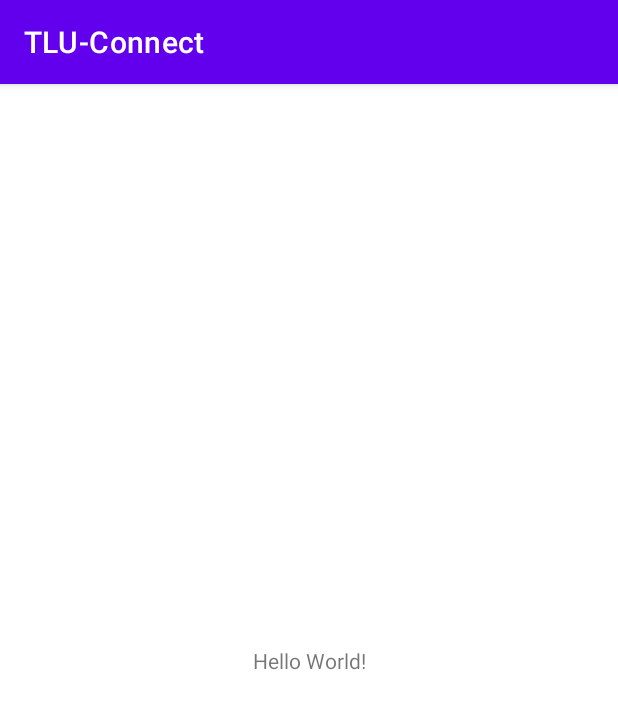
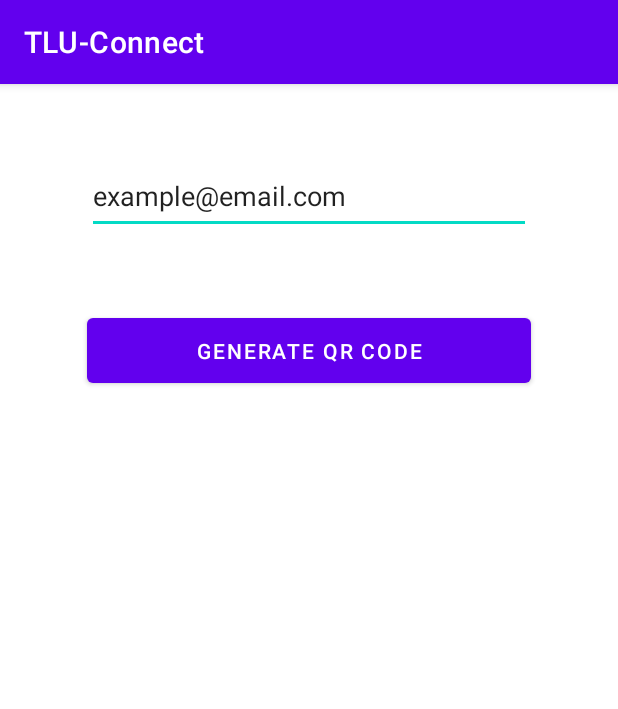
Before and after one commit to ThiemJson/Android-ScanToShare, an Android app: the screen it shows after launch (MainActivity), on a phone screen of 412 x 824 dp. Shown: the top 709 px of the screen. Run offline under Robolectric (Android 15) with nearby library versions, the phone set to English and light mode, and no system bars; libraries missing offline, so code that uses them is left out: androidmads.library.qrgenearator.

Commit message:
Done to generate QR code and store

```diff
--- a/app/src/main/AndroidManifest.xml
+++ b/app/src/main/AndroidManifest.xml
@@ -1,8 +1,11 @@
 <?xml version="1.0" encoding="utf-8"?>
 <manifest xmlns:android="http://schemas.android.com/apk/res/android"
     package="teneocto.thiemjason.tlu_connect">
+    <uses-permission android:name="android.permission.WRITE_EXTERNAL_STORAGE"/>
+    <uses-permission android:name="android.permission.INTERNET" />
 
     <application
+
         android:allowBackup="true"
         android:icon="@mipmap/ic_launcher"
         android:label="@string/app_name"
--- a/app/src/main/java/teneocto/thiemjason/tlu_connect/MainActivity.java
+++ b/app/src/main/java/teneocto/thiemjason/tlu_connect/MainActivity.java
@@ -1,14 +1,105 @@
 package teneocto.thiemjason.tlu_connect;
 
+import androidx.annotation.RequiresPermission;
 import androidx.appcompat.app.AppCompatActivity;
 
+import android.content.Context;
+import android.content.SharedPreferences;
+import android.graphics.Bitmap;
+import android.graphics.Color;
 import android.os.Bundle;
+import android.text.Editable;
+import android.util.DisplayMetrics;
+import android.util.Log;
+import android.view.View;
+import android.widget.EditText;
+import android.widget.ImageView;
+
+import com.google.gson.Gson;
+import com.google.zxing.WriterException;
+
+import androidmads.library.qrgenearator.QRGContents;
+import androidmads.library.qrgenearator.QRGEncoder;
 
 public class MainActivity extends AppCompatActivity {
+    public String TAG = "==> Main Activity";
+    public static  String SHARED_PREFERENCE_NAME = "QRCode";
+    private SharedPreferences sharedPreferences;
+    private  Gson gson;
+    private QRGEncoder qrgEncoder;
+    private String qrKeySharedPre = "QRCODE";
 
     @Override
     protected void onCreate(Bundle savedInstanceState) {
         super.onCreate(savedInstanceState);
         setContentView(R.layout.activity_main);
+
+        this.sharedPreferences = getSharedPreferences(SHARED_PREFERENCE_NAME, Context.MODE_PRIVATE);
+        this.gson = new Gson();
+
+        Log.i(TAG, "Create");
+
+        if ( this.checkQRExits() == true ){
+            String qrgencodeString = this.sharedPreferences.getString(qrKeySharedPre, null);
+            this.qrgEncoder = this.getqrEncoder(qrgencodeString);
+            Bitmap bitmap = this.qrgEncoder.getBitmap();
+            // Setting Bitmap to ImageView
+            ImageView qrImage = findViewById(R.id.imageQRCode);
+            qrImage.setImageBitmap(bitmap);
+
+            EditText qrContent = findViewById(R.id.edtQRConntent);
+            qrContent.setText(qrgencodeString);
+
+            Log.i(TAG, "TRUE");
+        }
+    }
+
+    public void generateQRcodeBtnClick (View view) {
+        EditText edtQRCodeContent = findViewById(R.id.edtQRConntent);
+        String qrCodeContent = edtQRCodeContent.getText().toString();
+
+        DisplayMetrics lDisplayMetrics = getResources().getDisplayMetrics();
+        int widthPixels = lDisplayMetrics.widthPixels;
+        int heightPixels = lDisplayMetrics.heightPixels;
+
+        Integer qrCodeContentWidth = (int)Math.round(widthPixels * 0.7);
+
+        this.qrgEncoder = new QRGEncoder(qrCodeContent, null, QRGContents.Type.TEXT,  qrCodeContentWidth);
+        this.storeQRcode(this.qrgEncoder);
+        Log.i(TAG, "False");
+
+        this.qrgEncoder.setColorBlack(Color.BLACK);
+        this.qrgEncoder.setColorWhite(Color.WHITE);
+        // Getting QR-Code as Bitmap
+        Bitmap bitmap = this.qrgEncoder.getBitmap();
+        // Setting Bitmap to ImageView
+        ImageView qrImage = findViewById(R.id.imageQRCode);
+        qrImage.setImageBitmap(bitmap);
+
+    }
+
+    public boolean checkQRExits() {
+        String qrCodeJson =  this.sharedPreferences.getString(qrKeySharedPre, null);
+
+        if ( qrCodeJson == null ){
+            return false;
+        }
+        return  true;
+    }
+
+    // Store value
+    public void storeQRcode( QRGEncoder qrCode ) {
+        Log.i("==> Check exits", this.gson.toJson(qrCode));
+
+        SharedPreferences.Editor editor = this.sharedPreferences.edit();
+        editor.putString(qrKeySharedPre, this.gson.toJson(qrCode)).apply();
+
+        String data =  this.sharedPreferences.getString(qrKeySharedPre, null);
+        Log.i("==> Restore: ", data);
+
+    }
+
+    public QRGEncoder getqrEncoder( String qrEncoder ) {
+        return this.gson.fromJson(qrEncoder, QRGEncoder.class);
     }
 }
--- a/app/src/main/res/layout/activity_main.xml
+++ b/app/src/main/res/layout/activity_main.xml
@@ -6,13 +6,37 @@
     android:layout_height="match_parent"
     tools:context=".MainActivity">
 
-    <TextView
+    <Button
+        android:id="@+id/btnGenerateQR"
+        android:layout_width="296dp"
+        android:layout_height="55dp"
+        android:text="GENERATE QR CODE"
+        app:layout_constraintEnd_toEndOf="@+id/edtQRConntent"
+        app:layout_constraintStart_toStartOf="@+id/edtQRConntent"
+        app:layout_constraintTop_toBottomOf="@+id/edtQRConntent"
+        android:onClick="generateQRcodeBtnClick"
+        android:layout_marginTop="50dp"/>
+
+    <EditText
+        android:id="@+id/edtQRConntent"
+        android:layout_width="296dp"
+        android:layout_height="50dp"
+        android:ems="10"
+        android:inputType="textPersonName"
+        android:layout_marginTop="50dp"
+        android:text="example@email.com"
+        app:layout_constraintEnd_toEndOf="parent"
+        app:layout_constraintStart_toStartOf="parent"
+        app:layout_constraintTop_toTopOf="parent" />
+
+    <ImageView
+        android:id="@+id/imageQRCode"
         android:layout_width="wrap_content"
         android:layout_height="wrap_content"
-        android:text="Hello World!"
         app:layout_constraintBottom_toBottomOf="parent"
-        app:layout_constraintLeft_toLeftOf="parent"
-        app:layout_constraintRight_toRightOf="parent"
-        app:layout_constraintTop_toTopOf="parent" />
+        app:layout_constraintEnd_toEndOf="parent"
+        app:layout_constraintStart_toStartOf="parent"
+        app:layout_constraintTop_toBottomOf="@+id/btnGenerateQR"
+        tools:srcCompat="@tools:sample/avatars" />
 
 </androidx.constraintlayout.widget.ConstraintLayout>
```
Also changed, not shown: app/build.gradle (+10 -0 lines).
